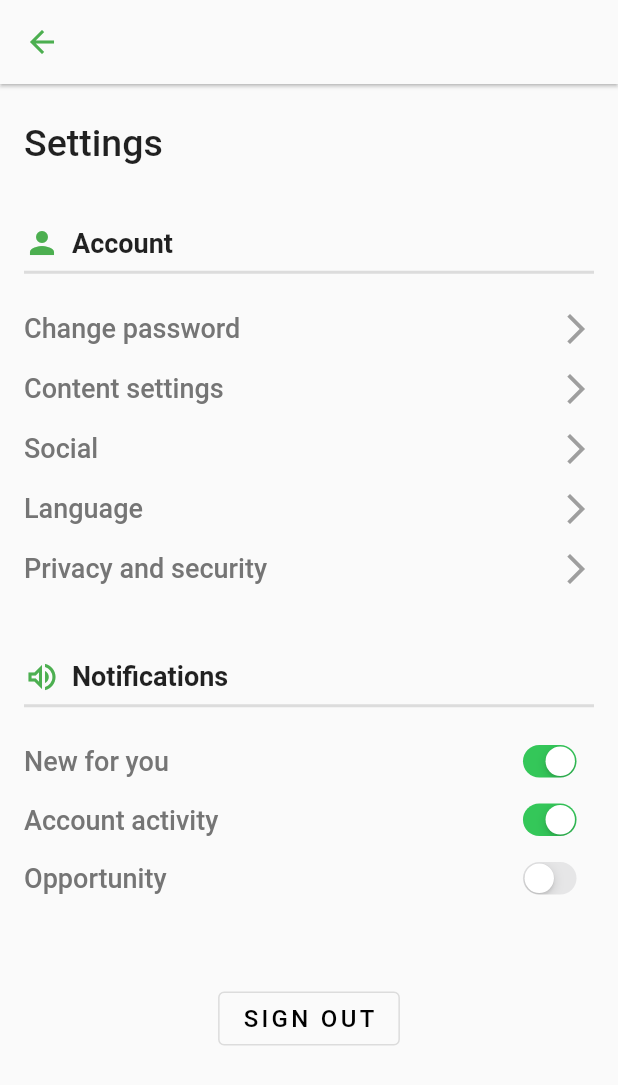
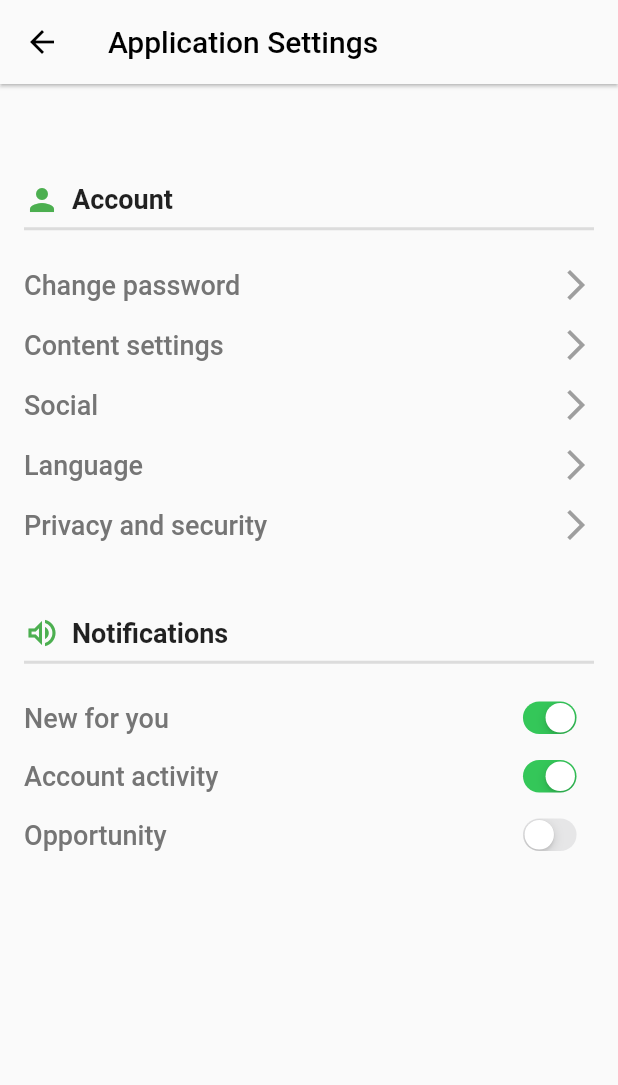
Before and after one commit to youssefbenhissi/expenseManager, a Flutter app: the ApplicationSettingsPage screen opened by its route, on a phone screen of 412 x 824 dp. Shown: the top 1085 px of the screen. Run offline on Flutter 3.47's test engine with Material 2 defaults, Android fonts, the phone set to English and light mode, and no system bars; our stand-ins replace awesome_snackbar_content, flutter_bloc, font_awesome_flutter, get, get_it, getwidget and 3 more; missing offline and left inert: flutter_tawk; accounts and stored records are empty; generated files the repository leaves out were written again.

Commit message:
fixing colors

```diff
--- a/lib/main.dart
+++ b/lib/main.dart
@@ -1,7 +1,6 @@
 import 'package:expense_manager/app_routes_factory.dart';
 import 'package:expense_manager/navigation/navigation.dart';
 import 'package:expense_manager/services/service_locator.dart';
-import 'package:expense_manager/settings/contact_us/contact_us_page.dart';
 import 'package:expense_manager/theme/dark_theme.dart';
 import 'package:expense_manager/theme/light_theme.dart';
 import 'package:flutter/material.dart';
@@ -57,7 +56,7 @@ class _MyAppState extends State<MyApp> {
             ],
             locale: provider.locale,
             home: ShowCaseWidget(
-              builder: Builder(builder: (context) => const ContactUsPage()),
+              builder: Builder(builder: (context) => const LoginPage()),
             ),
           ),
         );
--- a/lib/settings/application_settings/application_settings.dart
+++ b/lib/settings/application_settings/application_settings.dart
@@ -14,6 +14,10 @@ class ApplicationSettingsPageState extends State<ApplicationSettingsPage> {
   Widget build(BuildContext context) {
     return Scaffold(
       appBar: AppBar(
+        title: const Text(
+          "Application Settings",
+          style: TextStyle(color: Colors.black),
+        ),
         backgroundColor: Theme.of(context).scaffoldBackgroundColor,
         elevation: 1,
         leading: IconButton(
@@ -22,7 +26,7 @@ class ApplicationSettingsPageState extends State<ApplicationSettingsPage> {
           },
           icon: const Icon(
             Icons.arrow_back,
-            color: Colors.green,
+            color: Colors.black,
           ),
         ),
       ),
@@ -30,10 +34,6 @@ class ApplicationSettingsPageState extends State<ApplicationSettingsPage> {
         padding: const EdgeInsets.only(left: 16, top: 25, right: 16),
         child: ListView(
           children: [
-            const Text(
-              "Settings",
-              style: TextStyle(fontSize: 25, fontWeight: FontWeight.w500),
-            ),
             const SizedBox(
               height: 40,
             ),
@@ -95,14 +95,6 @@ class ApplicationSettingsPageState extends State<ApplicationSettingsPage> {
             const SizedBox(
               height: 50,
             ),
-            Center(
-              child: OutlinedButton(
-                onPressed: () {},
-                child: const Text("SIGN OUT",
-                    style: TextStyle(
-                        fontSize: 16, letterSpacing: 2.2, color: Colors.black)),
-              ),
-            )
           ],
         ),
       ),
```
